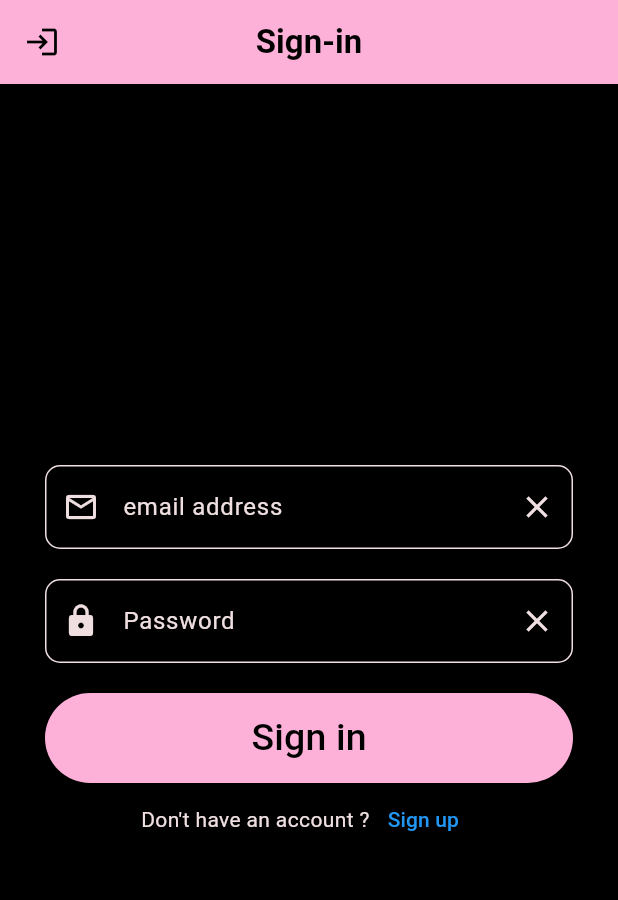
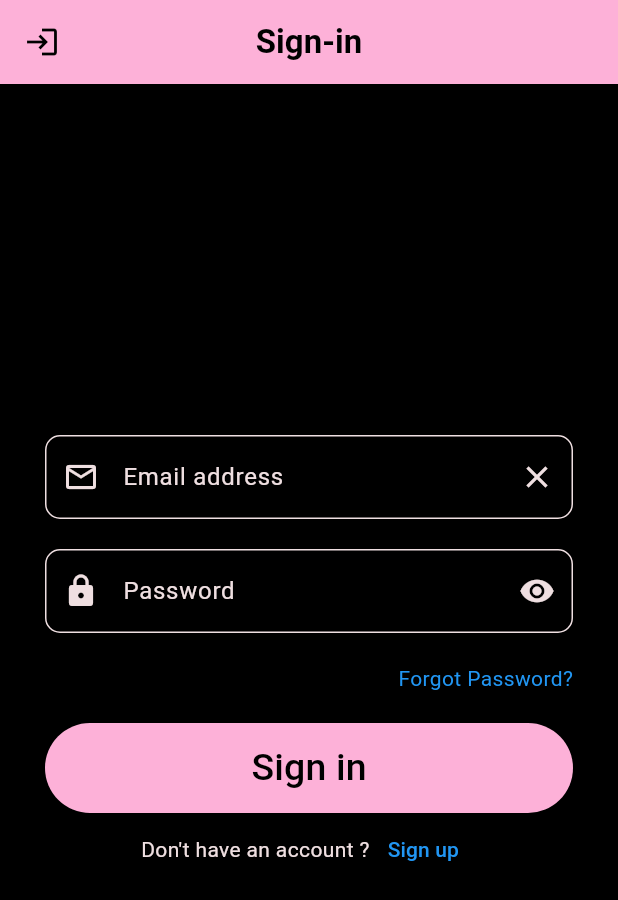
Before and after one commit to Moinuddin9777/storefront_dev, a Flutter app: the screen it shows after launch, on a phone screen of 412 x 824 dp. Shown: the top 900 px of the screen. Run offline on Flutter 3.47's test engine with Material 3 defaults, Android fonts, the phone set to English and light mode, and no system bars; our stand-ins replace dio, dropdown_button2, firebase_auth, firebase_core, get; accounts and stored records are empty; network calls fail.

Commit message:
Reset password feature added

```diff
--- /dev/null
+++ b/mobile/storefront/lib/auth/controller/login_controller.dart
@@ -0,0 +1,14 @@
+import 'package:get/get.dart';
+
+class LoginController extends GetxController {
+  bool obscureText = true;
+
+  void toggleHideAndShow() {
+    if (obscureText == true) {
+      obscureText = false;
+    } else {
+      obscureText = true;
+    }
+    update();
+  }
+}
--- a/mobile/storefront/lib/auth/view/signin_screen.dart
+++ b/mobile/storefront/lib/auth/view/signin_screen.dart
@@ -1,6 +1,8 @@
 import 'package:flutter/material.dart';
 import 'package:get/get.dart';
 import 'package:storefront/auth/controller/auth_controller.dart';
+import 'package:storefront/auth/controller/login_controller.dart';
+import 'package:storefront/auth/view/reset_password_screen.dart';
 import 'package:storefront/auth/view/signup_screen.dart';
 
 class SigninScreen extends StatelessWidget {
@@ -42,7 +44,7 @@ class SigninScreen extends StatelessWidget {
                 decoration: InputDecoration(
                   prefixIcon: Icon(Icons.email_outlined,
                       color: Theme.of(context).colorScheme.onBackground),
-                  hintText: 'email address',
+                  hintText: 'Email address',
                   hintStyle: TextStyle(
                     color: Theme.of(context).colorScheme.onBackground,
                   ),
@@ -68,8 +70,11 @@ class SigninScreen extends StatelessWidget {
               const SizedBox(height: 20),
 
               //password for signin in
-              TextField(
-                obscureText: true,
+              GetBuilder<LoginController>(
+                  init: LoginController(),
+                  builder: (loginController) {
+                    return TextField(
+                      obscureText: loginController.obscureText,
                       style: TextStyle(
                           color: Theme.of(context).colorScheme.onBackground),
                       cursorColor: Theme.of(context).colorScheme.onBackground,
@@ -82,9 +87,13 @@ class SigninScreen extends StatelessWidget {
                           color: Theme.of(context).colorScheme.onBackground,
                         ),
                         suffixIcon: IconButton(
-                    onPressed: () => authController.passwordController.clear(),
-                    icon: Icon(Icons.clear,
-                        color: Theme.of(context).colorScheme.onBackground),
+                          onPressed: () => loginController.toggleHideAndShow(),
+                          icon: Icon(
+                              loginController.obscureText
+                                  ? Icons.visibility
+                                  : Icons.visibility_off,
+                              color:
+                                  Theme.of(context).colorScheme.onBackground),
                         ),
                         focusedBorder: OutlineInputBorder(
                           borderRadius: BorderRadius.circular(10),
@@ -99,6 +108,24 @@ class SigninScreen extends StatelessWidget {
                           ),
                         ),
                       ),
+                    );
+                  }),
+              const SizedBox(height: 20),
+              Row(
+                children: [
+                  const Spacer(),
+                  GestureDetector(
+                    onTap: () {
+                      Get.to(() => const ResetPasswordScreen());
+                    },
+                    child: const Text(
+                      'Forgot Password?',
+                      style: TextStyle(
+                        color: Colors.blue, // Set the text color to blue
+                      ),
+                    ),
+                  ),
+                ],
               ),
               const SizedBox(height: 20),
 
```
Also changed, not shown: mobile/storefront/lib/auth/view/reset_password_screen.dart (added, +96 -0 lines). Lines whose indentation alone changed are shown as unchanged.
